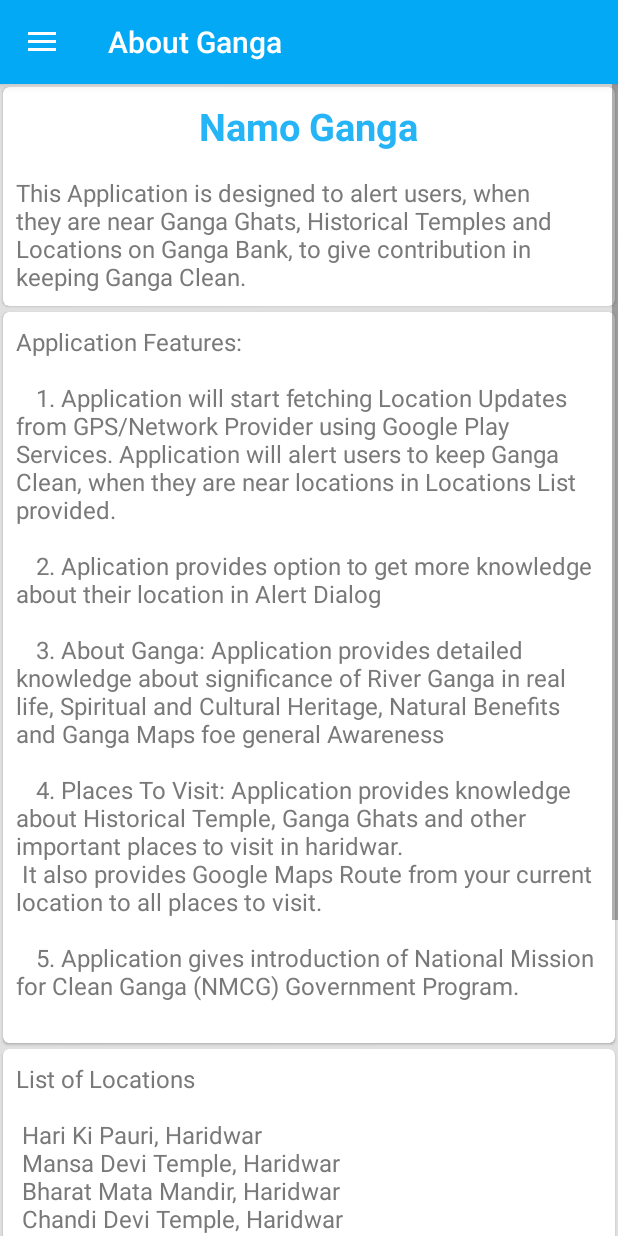
After one commit to vsvikram/NamoGange, an Android app: the fragment ApplicationFragment placed in its activity, on a phone screen of 412 x 824 dp. The commit adds this screen. Run offline under Robolectric (Android 15) with nearby library versions, the phone set to English and light mode, and no system bars; 1 statement that could not run was skipped.

Commit message:
NamoGange Completed

```diff
--- /dev/null
+++ b/app/src/main/java/action/namogange/ApplicationFragment.java
@@ -0,0 +1,28 @@
+package action.namogange;
+
+import android.os.Bundle;
+import android.support.annotation.Nullable;
+import android.support.v4.app.Fragment;
+import android.view.LayoutInflater;
+import android.view.View;
+import android.view.ViewGroup;
+
+/**
+ * Created by vicky on 9/9/2016.
+ */
+public class ApplicationFragment extends Fragment {
+
+    public ApplicationFragment() {
+    }
+
+    @Override
+    public void onCreate(@Nullable Bundle savedInstanceState) {
+        super.onCreate(savedInstanceState);
+    }
+
+    @Nullable
+    @Override
+    public View onCreateView(LayoutInflater inflater, @Nullable ViewGroup container, @Nullable Bundle savedInstanceState) {
+        return inflater.inflate(R.layout.fragment_application, container, false);
+    }
+}
--- /dev/null
+++ b/app/src/main/res/drawable/ic_directions_car_black_24dp.xml
@@ -0,0 +1,9 @@
+<vector xmlns:android="http://schemas.android.com/apk/res/android"
+        android:width="24dp"
+        android:height="24dp"
+        android:viewportWidth="24.0"
+        android:viewportHeight="24.0">
+    <path
+        android:fillColor="#FF000000"
+        android:pathData="M18.92,6.01C18.72,5.42 18.16,5 17.5,5h-11c-0.66,0 -1.21,0.42 -1.42,1.01L3,12v8c0,0.55 0.45,1 1,1h1c0.55,0 1,-0.45 1,-1v-1h12v1c0,0.55 0.45,1 1,1h1c0.55,0 1,-0.45 1,-1v-8l-2.08,-5.99zM6.5,16c-0.83,0 -1.5,-0.67 -1.5,-1.5S5.67,13 6.5,13s1.5,0.67 1.5,1.5S7.33,16 6.5,16zM17.5,16c-0.83,0 -1.5,-0.67 -1.5,-1.5s0.67,-1.5 1.5,-1.5 1.5,0.67 1.5,1.5 -0.67,1.5 -1.5,1.5zM5,11l1.5,-4.5h11L19,11L5,11z"/>
+</vector>
--- /dev/null
+++ b/app/src/main/res/drawable/ic_home_black_24dp.xml
@@ -0,0 +1,9 @@
+<vector xmlns:android="http://schemas.android.com/apk/res/android"
+        android:width="24dp"
+        android:height="24dp"
+        android:viewportWidth="24.0"
+        android:viewportHeight="24.0">
+    <path
+        android:fillColor="#FF000000"
+        android:pathData="M10,20v-6h4v6h5v-8h3L12,3 2,12h3v8z"/>
+</vector>
--- /dev/null
+++ b/app/src/main/res/drawable/ic_info_black_24dp.xml
@@ -0,0 +1,9 @@
+<vector xmlns:android="http://schemas.android.com/apk/res/android"
+        android:width="24dp"
+        android:height="24dp"
+        android:viewportWidth="24.0"
+        android:viewportHeight="24.0">
+    <path
+        android:fillColor="#FF000000"
+        android:pathData="M12,2C6.48,2 2,6.48 2,12s4.48,10 10,10 10,-4.48 10,-10S17.52,2 12,2zM13,17h-2v-6h2v6zM13,9h-2L11,7h2v2z"/>
+</vector>
--- /dev/null
+++ b/app/src/main/res/drawable/ic_photo_library_black_24dp.xml
@@ -0,0 +1,9 @@
+<vector xmlns:android="http://schemas.android.com/apk/res/android"
+        android:width="24dp"
+        android:height="24dp"
+        android:viewportWidth="24.0"
+        android:viewportHeight="24.0">
+    <path
+        android:fillColor="#FF000000"
+        android:pathData="M22,16L22,4c0,-1.1 -0.9,-2 -2,-2L8,2c-1.1,0 -2,0.9 -2,2v12c0,1.1 0.9,2 2,2h12c1.1,0 2,-0.9 2,-2zM11,12l2.03,2.71L16,11l4,5L8,16l3,-4zM2,6v14c0,1.1 0.9,2 2,2h14v-2L4,20L4,6L2,6z"/>
+</vector>
--- /dev/null
+++ b/app/src/main/res/layout/fragment_application.xml
@@ -0,0 +1,97 @@
+<?xml version="1.0" encoding="utf-8"?>
+<ScrollView
+    xmlns:android="http://schemas.android.com/apk/res/android"
+    android:layout_width="match_parent"
+    android:layout_height="match_parent"
+    android:fillViewport="true"
+    android:scrollbars="vertical">
+
+    <LinearLayout
+        xmlns:android="http://schemas.android.com/apk/res/android"
+        xmlns:card_view="http://schemas.android.com/apk/res-auto"
+        android:layout_width="match_parent"
+        android:layout_height="match_parent"
+        android:background="@color/lightGrey"
+        android:orientation="vertical">
+
+        <android.support.v7.widget.CardView
+            android:layout_width="match_parent"
+            android:layout_height="wrap_content"
+            android:layout_margin="2dp"
+            android:foreground="?selectableItemBackground"
+            card_view:cardBackgroundColor="#ffffff"
+            card_view:cardCornerRadius="4dp"
+            card_view:cardElevation="1dp"
+            card_view:contentPadding="0.2dp">
+
+            <LinearLayout
+                xmlns:android="http://schemas.android.com/apk/res/android"
+                android:layout_width="match_parent"
+                android:layout_height="match_parent"
+                android:orientation="vertical">
+
+                <TextView
+                    android:layout_width="wrap_content"
+                    android:layout_height="wrap_content"
+                    android:layout_gravity="center_horizontal"
+                    android:alpha="0.87"
+                    android:padding="8dp"
+                    android:text="Namo Ganga"
+                    android:textColor="@color/colorAccent"
+                    android:textSize="25dp"
+                    android:textStyle="bold"/>
+
+                <TextView
+                    android:layout_width="wrap_content"
+                    android:layout_height="wrap_content"
+                    android:alpha="0.87"
+                    android:padding="8dp"
+                    android:text="This Application is designed to alert users, when they are near Ganga Ghats, Historical Temples and Locations on Ganga Bank, to give contribution in keeping Ganga Clean."
+                    android:textColor="@color/textColorGrey"
+                    android:textSize="16dip"/>
+            </LinearLayout>
+        </android.support.v7.widget.CardView>
+
+        <android.support.v7.widget.CardView
+            android:layout_width="match_parent"
+            android:layout_height="wrap_content"
+            android:layout_margin="2dp"
+            android:foreground="?selectableItemBackground"
+            card_view:cardBackgroundColor="#ffffff"
+            card_view:cardCornerRadius="4dp"
+            card_view:cardElevation="1dp"
+            card_view:contentPadding="0.2dp">
+
+            <TextView
+                android:layout_width="wrap_content"
+                android:layout_height="wrap_content"
+                android:alpha="0.87"
+                android:padding="8dp"
+                android:text="@string/description1"
+                android:textColor="@color/textColorGrey"
+                android:textSize="16dip"/>
+        </android.support.v7.widget.CardView>
+
+        <android.support.v7.widget.CardView
+            android:layout_width="match_parent"
+            android:layout_height="wrap_content"
+            android:layout_margin="2dp"
+            android:foreground="?selectableItemBackground"
+            card_view:cardBackgroundColor="#ffffff"
+            card_view:cardCornerRadius="4dp"
+            card_view:cardElevation="1dp"
+            card_view:contentPadding="0.2dp">
+
+            <TextView
+                android:id="@+id/textView5"
+                android:layout_width="wrap_content"
+                android:layout_height="wrap_content"
+                android:alpha="0.87"
+                android:padding="8dp"
+                android:text="@string/description2"
+                android:textColor="@color/textColorGrey"
+                android:textSize="16dip"/>
+
+        </android.support.v7.widget.CardView>
+    </LinearLayout>
+</ScrollView>
--- a/app/src/main/res/layout/fragment_gallery.xml
+++ b/app/src/main/res/layout/fragment_gallery.xml
@@ -4,11 +4,11 @@
     xmlns:card_view="http://schemas.android.com/apk/res-auto"
     android:layout_width="match_parent"
     android:layout_height="wrap_content"
-    android:layout_margin="3dp"
+    android:layout_margin="2dp"
     android:foreground="?selectableItemBackground"
     card_view:cardBackgroundColor="#ffffff"
     card_view:cardCornerRadius="6dp"
-    card_view:cardElevation="3dp"
+    card_view:cardElevation="1dp"
     card_view:contentPadding="0.2dp">
 
     <ImageView
--- a/app/src/main/res/layout/fragment_item.xml
+++ b/app/src/main/res/layout/fragment_item.xml
@@ -4,11 +4,11 @@
     xmlns:card_view="http://schemas.android.com/apk/res-auto"
     android:layout_width="match_parent"
     android:layout_height="wrap_content"
-    android:layout_margin="3dp"
+    android:layout_margin="2dp"
     android:foreground="?selectableItemBackground"
     card_view:cardBackgroundColor="#ffffff"
     card_view:cardCornerRadius="6dp"
-    card_view:cardElevation="3dp"
+    card_view:cardElevation="1dp"
     card_view:contentPadding="0.2dp">
 
     <RelativeLayout
--- a/app/src/main/res/menu/activity_main_drawer.xml
+++ b/app/src/main/res/menu/activity_main_drawer.xml
@@ -6,19 +6,19 @@
             <group android:checkableBehavior="single">
                 <item
                     android:id="@+id/about_ganga"
-                    android:icon="@drawable/ic_menu_camera"
+                    android:icon="@drawable/ic_home_black_24dp"
                     android:title="About Ganga"/>
                 <item
                     android:id="@+id/places"
-                    android:icon="@drawable/ic_menu_gallery"
+                    android:icon="@drawable/ic_directions_car_black_24dp"
                     android:title="Places To Visit"/>
                 <item
                     android:id="@+id/public_articles"
-                    android:icon="@drawable/ic_menu_slideshow"
+                    android:icon="@drawable/ic_event_note_black_24dp"
                     android:title="Public Articles"/>
                 <item
                     android:id="@+id/gallery"
-                    android:icon="@drawable/ic_menu_manage"
+                    android:icon="@drawable/ic_photo_library_black_24dp"
                     android:title="Gallery"/>
 
             </group>
@@ -26,14 +26,16 @@
     </item>
     <item android:title="Communicate">
         <menu>
-            <item
-                android:id="@+id/nav_share"
-                android:icon="@drawable/ic_menu_share"
-                android:title="Share"/>
-            <item
-                android:id="@+id/nav_send"
-                android:icon="@drawable/ic_menu_send"
-                android:title="Send"/>
+            <group android:checkableBehavior="single">
+                <item
+                    android:id="@+id/nav_share"
+                    android:icon="@drawable/ic_info_black_24dp"
+                    android:title="About NMCG"/>
+                <item
+                    android:id="@+id/nav_send"
+                    android:icon="@drawable/ic_info_black_24dp"
+                    android:title="About Application"/>
+            </group>
         </menu>
     </item>
 
--- a/app/src/main/res/menu/main.xml
+++ b/app/src/main/res/menu/main.xml
@@ -1,9 +1,5 @@
 <?xml version="1.0" encoding="utf-8"?>
 <menu xmlns:android="http://schemas.android.com/apk/res/android"
       xmlns:app="http://schemas.android.com/apk/res-auto">
-    <item
-        android:id="@+id/action_settings"
-        android:orderInCategory="100"
-        android:title="@string/action_settings"
-        app:showAsAction="never"/>
+
 </menu>
--- a/app/src/main/res/values/strings.xml
+++ b/app/src/main/res/values/strings.xml
@@ -41,4 +41,35 @@
         Ganges, bringing their spirits closer to moksha.<br/><br/>Several places sacred to Hindus lie along the banks of the Ganges,
         including Gangotri, Haridwar, Allahabad and Varanasi.</string>
     <string name="title_activity_detail">DetailActivity</string>
+    <string name="description1">
+        Application Features:\n\n
+
+        \t1. Application will start fetching Location Updates from GPS/Network Provider using Google Play Services. Application will alert users to keep Ganga Clean, when they are near locations in Locations List provided.\n\n
+        \t2. Aplication provides option to get more knowledge about their location in Alert Dialog\n\n
+        \t3. About Ganga: Application provides detailed knowledge about significance of River Ganga in real life, Spiritual and Cultural Heritage, Natural Benefits and Ganga Maps foe general Awareness\n\n
+        \t4. Places To Visit: Application provides knowledge about Historical Temple, Ganga Ghats and other important places to visit in haridwar.\n
+            It also provides Google Maps Route from your current location to all places to visit.\n\n
+        \t5. Application gives introduction of National Mission for Clean Ganga (NMCG) Government Program.\n
+    </string>
+    <string name="description2">
+        List of Locations\n\n
+        Hari Ki Pauri, Haridwar\n
+        Mansa Devi Temple, Haridwar\n
+        Bharat Mata Mandir, Haridwar\n
+        Chandi Devi Temple, Haridwar\n
+        Vaishno Devi Temple, Haridwar\n
+        Pawan Dham, Haridwar\n
+        Gau Ghat, Haridwar\n
+        Vishnu Ghat, Haridwar\n
+        Birla Ghat\n
+        Kushavarta Ghat\n
+        Ashthi Pravah Ghat, Haridwar\n
+        Shubhash Ghat, Haridwar\n
+        Ram Ghat, Haridwar\n
+        Prem Nagar Ashram Ghat, Haridwar\n
+        Singh Dwar, Haridwar\n
+        Jatwara Pul, Haridwar\n
+        Daksh Mahadev Temple, Haridwar\n
+        Shanti Kunj, Haridwar\n
+    </string>
 </resources>
```
Also changed, not shown: app/src/main/java/action/namogange/LocationService.java (+16 -2 lines), app/src/main/java/action/namogange/MainActivity.java (+2 -26 lines), app/src/main/java/action/namogange/NMCGFragment.java (added, +28 -0 lines), app/src/main/res/drawable/ic_event_note_black_24dp1.xml (added, +9 -0 lines), app/src/main/res/layout/about_ganga.xml (+10 -10 lines), app/src/main/res/layout/fragment_nmcg.xml (added, +181 -0 lines), app/src/main/res/layout/public_articles.xml (+6 -6 lines), 51 other files.
